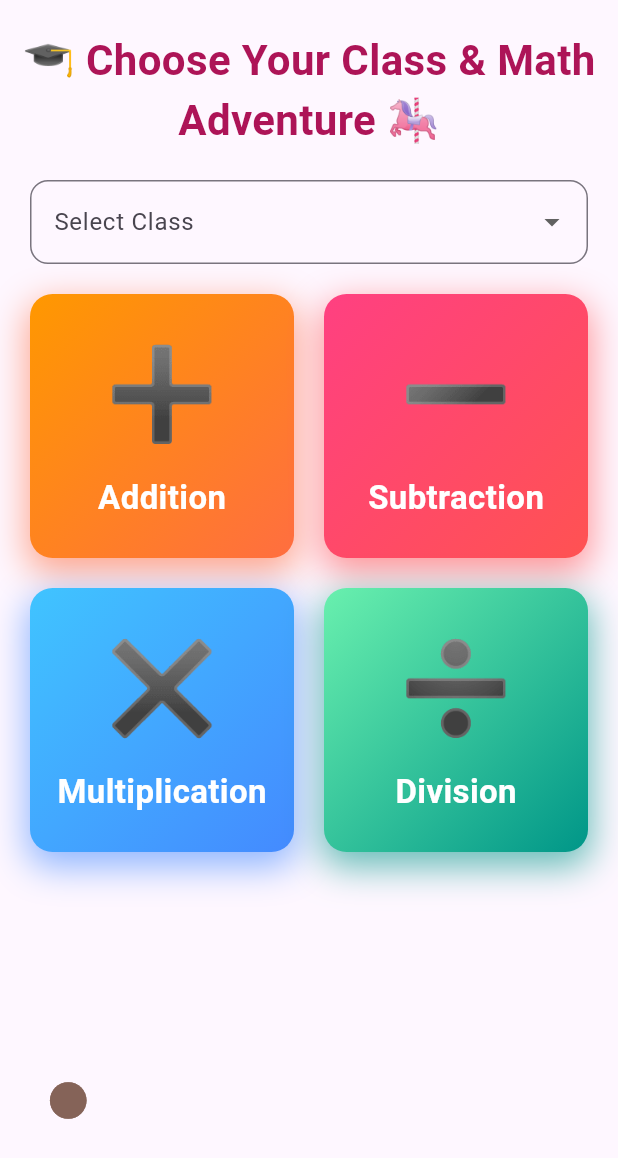
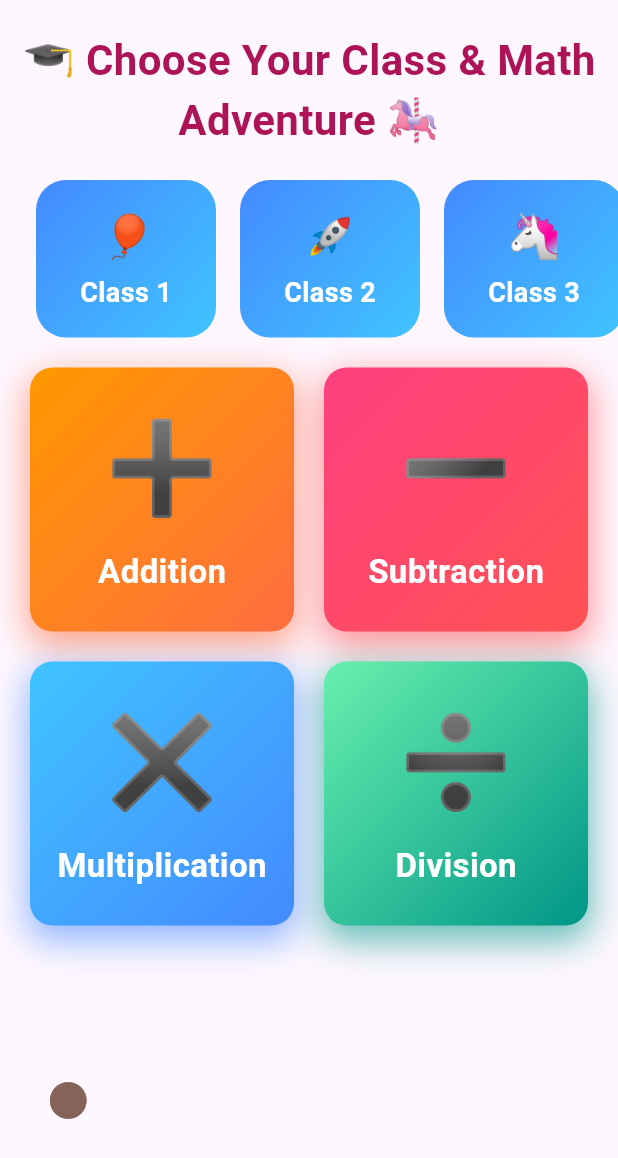
Before and after one commit to Geetanshu24/kidGame, a Flutter app: the screen it shows after launch, on a phone screen of 412 x 824 dp. Shown: the top 1158 px of the screen. Run offline on Flutter 3.47's test engine with Material 3 defaults, Android fonts, the phone set to English and light mode, and no system bars; our stand-ins replace audioplayers; Roboto replaces fonts that are missing (ComicSans).

```diff
--- a/lib/screen/mode_selection_screen.dart
+++ b/lib/screen/mode_selection_screen.dart
@@ -96,27 +96,76 @@ class _ModeSelectionScreenState extends State<ModeSelectionScreen>
                 SizedBox(height: 20),
 
                 // 🔹 Class dropdown
-                Padding(
-                  padding: const EdgeInsets.symmetric(horizontal: 20),
-                  child: DropdownButtonFormField<String>(
-                    decoration: InputDecoration(
-                      border: OutlineInputBorder(borderRadius: BorderRadius.circular(12)),
-                      labelText: "Select Class",
-                    ),
-                    value: selectedClass,
-                    items: classes.map((cls) {
-                      return DropdownMenuItem(
-                        value: cls,
-                        child: Text(cls),
+                // 🔹 Class selection row
+                SizedBox(
+                  height: 105,
+                  child: ListView.builder(
+                    scrollDirection: Axis.horizontal,
+                    padding: EdgeInsets.symmetric(horizontal: 16),
+                    itemCount: classes.length,
+                    itemBuilder: (context, index) {
+                      final cls = classes[index];
+                      final isSelected = selectedClass == cls;
+
+                      // 🎨 Fun emojis for kids
+                      final classEmojis = ["🎈", "🚀", "🦄", "🌈", "🐼"];
+                      final emoji = classEmojis[index % classEmojis.length];
+
+                      return GestureDetector(
+                        onTap: () {
+                          setState(() {
+                            selectedClass = cls;
+                          });
+                        },
+                        child: AnimatedContainer(
+                          duration: Duration(milliseconds: 300),
+                          margin: EdgeInsets.symmetric(horizontal: 8),
+                          padding: EdgeInsets.all(16),
+                          width: 120,
+                          decoration: BoxDecoration(
+                            gradient: LinearGradient(
+                              colors: isSelected
+                                  ? [Colors.pinkAccent, Colors.orangeAccent]
+                                  : [Colors.blueAccent, Colors.lightBlueAccent],
+                              begin: Alignment.topLeft,
+                              end: Alignment.bottomRight,
+                            ),
+                            borderRadius: BorderRadius.circular(20),
+                            boxShadow: [
+                              if (isSelected)
+                                BoxShadow(
+                                  color: Colors.pinkAccent.withOpacity(0.6),
+                                  blurRadius: 15,
+                                  spreadRadius: 2,
+                                  offset: Offset(0, 5),
+                                ),
+                            ],
+                          ),
+                          child: Column(
+                            mainAxisAlignment: MainAxisAlignment.center,
+                            children: [
+                              Text(
+                                emoji,
+                                style: TextStyle(fontSize: 28),
+                              ),
+                              SizedBox(height: 5),
+                              Text(
+                                cls,
+                                style: TextStyle(
+                                  fontSize: 18,
+                                  fontWeight: FontWeight.bold,
+                                  color: Colors.white,
+                                  fontFamily: 'ComicSans',
+                                ),
+                              ),
+                            ],
+                          ),
+                        ),
                       );
-                    }).toList(),
-                    onChanged: (val) {
-                      setState(() {
-                        selectedClass = val;
-                      });
                     },
                   ),
                 ),
+
                 SizedBox(height: 20),
 
                 Expanded(
```
